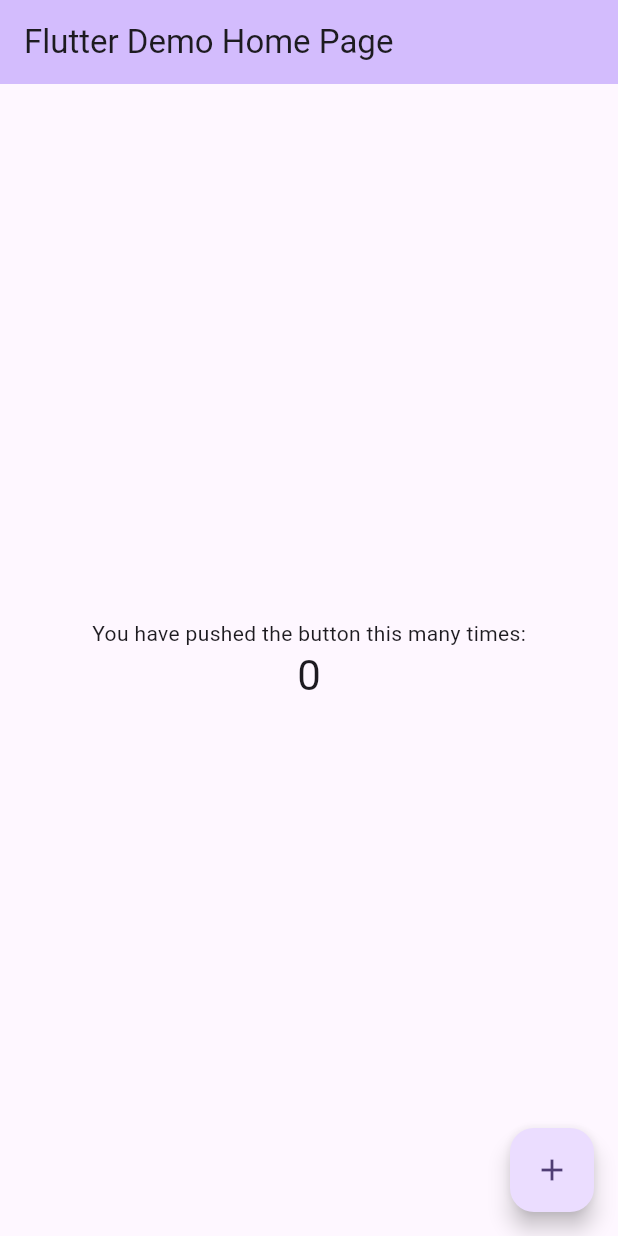
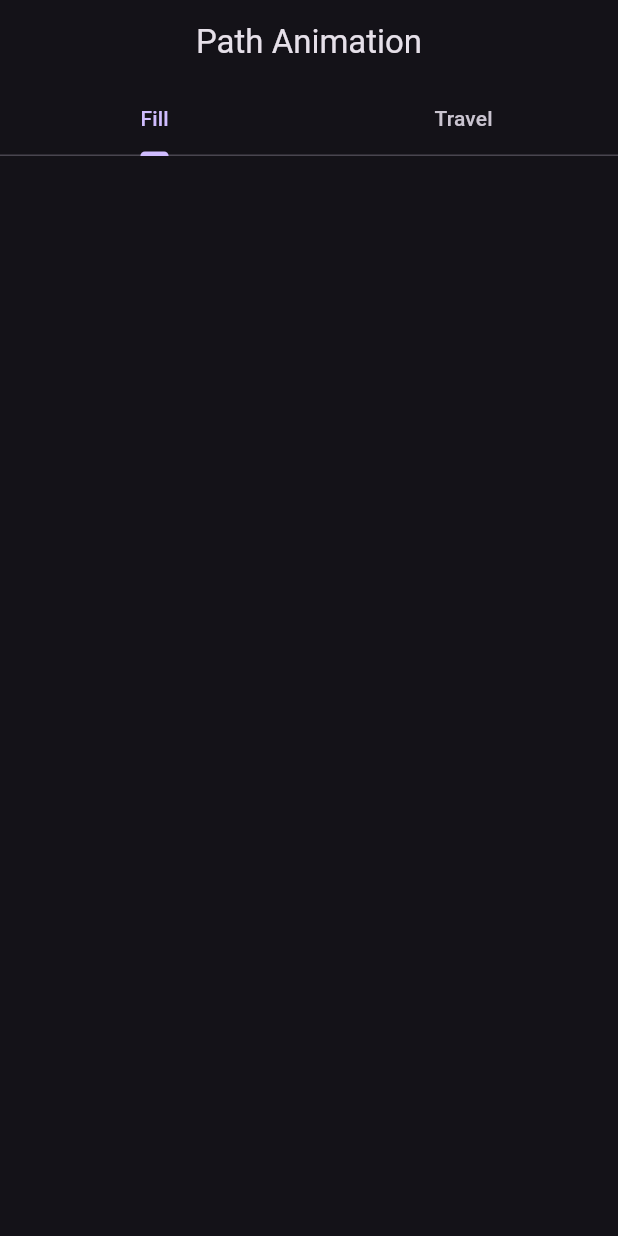
Before and after one commit to viettrungIT3/path_animation, a Flutter app: the screen it shows after launch, on a phone screen of 412 x 824 dp. Run offline on Flutter 3.47's test engine with Material 3 defaults, Android fonts, the phone set to English and light mode, and no system bars.

Commit message:
feature: handle paint path animation

```diff
--- a/lib/main.dart
+++ b/lib/main.dart
@@ -1,4 +1,7 @@
 import 'package:flutter/material.dart';
+import 'package:path_animation/presentation/screen/home_screen.dart';
+
+import 'utils/constants/string.dart';
 
 void main() {
   runApp(const MyApp());
@@ -7,119 +10,13 @@ void main() {
 class MyApp extends StatelessWidget {
   const MyApp({super.key});
 
-  // This widget is the root of your application.
   @override
   Widget build(BuildContext context) {
     return MaterialApp(
-      title: 'Flutter Demo',
-      theme: ThemeData(
-        // This is the theme of your application.
-        //
-        // TRY THIS: Try running your application with "flutter run". You'll see
-        // the application has a purple toolbar. Then, without quitting the app,
-        // try changing the seedColor in the colorScheme below to Colors.green
-        // and then invoke "hot reload" (save your changes or press the "hot
-        // reload" button in a Flutter-supported IDE, or press "r" if you used
-        // the command line to start the app).
-        //
-        // Notice that the counter didn't reset back to zero; the application
-        // state is not lost during the reload. To reset the state, use hot
-        // restart instead.
-        //
-        // This works for code too, not just values: Most code changes can be
-        // tested with just a hot reload.
-        colorScheme: ColorScheme.fromSeed(seedColor: Colors.deepPurple),
-        useMaterial3: true,
-      ),
-      home: const MyHomePage(title: 'Flutter Demo Home Page'),
+      title: appTitle,
+      themeMode: ThemeMode.dark,
+      darkTheme: ThemeData.dark(),
+      home: const HomeScreen(),
     );
   }
 }
-
-class MyHomePage extends StatefulWidget {
-  const MyHomePage({super.key, required this.title});
-
-  // This widget is the home page of your application. It is stateful, meaning
-  // that it has a State object (defined below) that contains fields that affect
-  // how it looks.
-
-  // This class is the configuration for the state. It holds the values (in this
-  // case the title) provided by the parent (in this case the App widget) and
-  // used by the build method of the State. Fields in a Widget subclass are
-  // always marked "final".
-
-  final String title;
-
-  @override
-  State<MyHomePage> createState() => _MyHomePageState();
-}
-
-class _MyHomePageState extends State<MyHomePage> {
-  int _counter = 0;
-
-  void _incrementCounter() {
-    setState(() {
-      // This call to setState tells the Flutter framework that something has
-      // changed in this State, which causes it to rerun the build method below
-      // so that the display can reflect the updated values. If we changed
-      // _counter without calling setState(), then the build method would not be
-      // called again, and so nothing would appear to happen.
-      _counter++;
-    });
-  }
-
-  @override
-  Widget build(BuildContext context) {
-    // This method is rerun every time setState is called, for instance as done
-    // by the _incrementCounter method above.
-    //
-    // The Flutter framework has been optimized to make rerunning build methods
-    // fast, so that you can just rebuild anything that needs updating rather
-    // than having to individually change instances of widgets.
-    return Scaffold(
-      appBar: AppBar(
-        // TRY THIS: Try changing the color here to a specific color (to
-        // Colors.amber, perhaps?) and trigger a hot reload to see the AppBar
-        // change color while the other colors stay the same.
-        backgroundColor: Theme.of(context).colorScheme.inversePrimary,
-        // Here we take the value from the MyHomePage object that was created by
-        // the App.build method, and use it to set our appbar title.
-        title: Text(widget.title),
-      ),
-      body: Center(
-        // Center is a layout widget. It takes a single child and positions it
-        // in the middle of the parent.
-        child: Column(
-          // Column is also a layout widget. It takes a list of children and
-          // arranges them vertically. By default, it sizes itself to fit its
-          // children horizontally, and tries to be as tall as its parent.
-          //
-          // Column has various properties to control how it sizes itself and
-          // how it positions its children. Here we use mainAxisAlignment to
-          // center the children vertically; the main axis here is the vertical
-          // axis because Columns are vertical (the cross axis would be
-          // horizontal).
-          //
-          // TRY THIS: Invoke "debug painting" (choose the "Toggle Debug Paint"
-          // action in the IDE, or press "p" in the console), to see the
-          // wireframe for each widget.
-          mainAxisAlignment: MainAxisAlignment.center,
-          children: <Widget>[
-            const Text(
-              'You have pushed the button this many times:',
-            ),
-            Text(
-              '$_counter',
-              style: Theme.of(context).textTheme.headlineMedium,
-            ),
-          ],
-        ),
-      ),
-      floatingActionButton: FloatingActionButton(
-        onPressed: _incrementCounter,
-        tooltip: 'Increment',
-        child: const Icon(Icons.add),
-      ), // This trailing comma makes auto-formatting nicer for build methods.
-    );
-  }
-}
--- /dev/null
+++ b/lib/models/path_sketch.dart
@@ -0,0 +1,15 @@
+import 'package:flutter/material.dart';
+
+class PathSketch {
+  final List<Offset> points;
+
+  final Color color;
+
+  final double size;
+
+  PathSketch({
+    required this.points,
+    this.color = Colors.white,
+    this.size = 4,
+  });
+}
--- /dev/null
+++ b/lib/presentation/screen/home_screen.dart
@@ -0,0 +1,39 @@
+import 'package:flutter/material.dart';
+
+import '../../utils/constants/string.dart';
+import 'widgets/painter_container.dart';
+
+class HomeScreen extends StatefulWidget {
+  const HomeScreen({super.key});
+
+  @override
+  State<HomeScreen> createState() => _HomeScreenState();
+}
+
+class _HomeScreenState extends State<HomeScreen> {
+  @override
+  Widget build(BuildContext context) {
+    return DefaultTabController(
+      length: 2,
+      child: Scaffold(
+        appBar: AppBar(
+          title: const Text(appTitle),
+          centerTitle: true,
+          bottom: const TabBar(
+            tabs: [
+              Tab(text: 'Fill'),
+              Tab(text: 'Travel'),
+            ],
+          ),
+        ),
+        body: const TabBarView(
+          physics: NeverScrollableScrollPhysics(),
+          children: [
+            PainterContainer(isFill: true),
+            PainterContainer(isFill: false),
+          ],
+        ),
+      ),
+    );
+  }
+}
--- /dev/null
+++ b/lib/presentation/screen/widgets/painter_container.dart
@@ -0,0 +1,95 @@
+import 'package:flutter/material.dart';
+
+import '../../../models/path_sketch.dart';
+import '../../widgets/sketch_painter.dart';
+
+class PainterContainer extends StatefulWidget {
+  const PainterContainer({
+    super.key,
+    required this.isFill,
+  });
+
+  final bool isFill;
+
+  @override
+  State<PainterContainer> createState() => _PainterContainerState();
+}
+
+class _PainterContainerState extends State<PainterContainer>
+    with SingleTickerProviderStateMixin {
+  late PathSketch currentSketch;
+  late AnimationController controller;
+  late Path path;
+
+  @override
+  void initState() {
+    super.initState();
+
+    controller = AnimationController(
+      vsync: this,
+      duration: const Duration(seconds: 1),
+    )..drive(CurveTween(curve: Curves.easeOut));
+
+    // Just to prevent multiple null checks
+    currentSketch = PathSketch(points: []);
+  }
+
+  @override
+  void dispose() {
+    controller.dispose();
+    super.dispose();
+  }
+
+  @override
+  Widget build(BuildContext context) {
+    return Listener(
+      onPointerDown: (details) {
+        // Stop any ongoing animation
+        controller.reset();
+
+        final renderBox = context.findRenderObject() as RenderBox;
+        final offset = renderBox.globalToLocal(details.position);
+
+        setState(() {
+          currentSketch = PathSketch(points: [offset]);
+        });
+      },
+      onPointerMove: (details) {
+        final renderBox = context.findRenderObject() as RenderBox;
+        final offset = renderBox.globalToLocal(details.position);
+
+        /// Getting the points value of the currentSketch, make a list from the previous value
+        /// Then adding the new offset to the list value
+        /// Finally, update the ui state with setState and creating a new [PathSketch]
+        ///
+        /// TODO: Try explore an example with Flutter hooks for ephemeral state
+        final points = List<Offset>.from(currentSketch.points)..add(offset);
+        setState(() {
+          currentSketch = PathSketch(points: points);
+        });
+      },
+      onPointerUp: (details) {
+        // Start the animation
+        controller.forward();
+      },
+      child: RepaintBoundary(
+        child: SizedBox(
+          height: MediaQuery.sizeOf(context).height,
+          width: MediaQuery.sizeOf(context).width,
+          child: AnimatedBuilder(
+            animation: controller,
+            builder: (context, child) {
+              return CustomPaint(
+                painter: SketchPainter(
+                  sketch: currentSketch,
+                  isFill: widget.isFill,
+                  animationValue: controller.value,
+                ),
+              );
+            },
+          ),
+        ),
+      ),
+    );
+  }
+}
--- /dev/null
+++ b/lib/presentation/widgets/sketch_painter.dart
@@ -0,0 +1,88 @@
+import 'dart:ui';
+import 'package:flutter/material.dart';
+import 'package:path_animation/models/path_sketch.dart';
+
+class SketchPainter extends CustomPainter {
+  final PathSketch sketch;
+  final bool isFill;
+  final double animationValue;
+
+  SketchPainter({
+    required this.sketch,
+    required this.isFill,
+    required this.animationValue,
+  });
+
+  @override
+  void paint(Canvas canvas, Size size) {
+    final List<Offset> offsets = sketch.points;
+
+    // Check if offsets is empty or not enough point
+    if (offsets.isEmpty || offsets.length < 2) {
+      return;
+    }
+
+    // Creating a path
+    final path = Path();
+
+    // Move the path to the first offset
+    path.moveTo(offsets.first.dx, offsets.first.dy);
+
+    // Interpolating through each of the offset list value
+    for (int i = 1; i < offsets.length - 1; i++) {
+      final p0 = offsets[i];
+      final p1 = offsets[i + 1];
+
+      path.quadraticBezierTo(
+        p0.dx,
+        p0.dy,
+        (p0.dx + p1.dx) / 2,
+        // Why did I divide: To make the curve look more smoother
+        // Try out just [py]
+        (p0.dy + p1.dy) / 2,
+      );
+    }
+
+    // Base paint
+    Paint basePaint = Paint()
+      ..color = isFill ? Colors.grey : sketch.color
+      ..strokeWidth = sketch.size
+      ..style = PaintingStyle.stroke
+      ..strokeCap = StrokeCap.round;
+
+    canvas.drawPath(path, basePaint);
+
+    // Rendering for when container is fill
+    if (isFill && animationValue > 0) {
+      // Creating a new paint from the [basePaint]
+      Paint fillPaint = basePaint..color = sketch.color;
+
+      // Computing the movement of the fillPaint animation
+      PathMetrics pathMatrics = path.computeMetrics();
+      PathMetric pathMetric = pathMatrics.first;
+      Path animatePath =
+          pathMetric.extractPath(0.0, pathMetric.length * animationValue);
+
+      canvas.drawPath(animatePath, fillPaint);
+    }
+
+    // Rendering for when container is not fill
+    if (!isFill && animationValue > 0) {
+      Paint circlePaint = Paint()..color = sketch.color;
+
+      canvas.drawCircle(getOffset(path, animationValue), 15, circlePaint);
+    }
+  }
+
+  @override
+  bool shouldRepaint(covariant CustomPainter oldDelegate) => true;
+
+  /// Function to get a smooth offset path for the ball motion
+  Offset getOffset(Path path, double value) {
+    PathMetrics pathMetrics = path.computeMetrics();
+    PathMetric pathMetric = pathMetrics.first;
+    value = pathMetric.length * value;
+    Tangent pos = pathMetric.getTangentForOffset(value)!;
+    return pos.position;
+  }
+}
--- /dev/null
+++ b/lib/utils/constants/string.dart
@@ -0,0 +1 @@
+const String appTitle = 'Path Animation';
```
